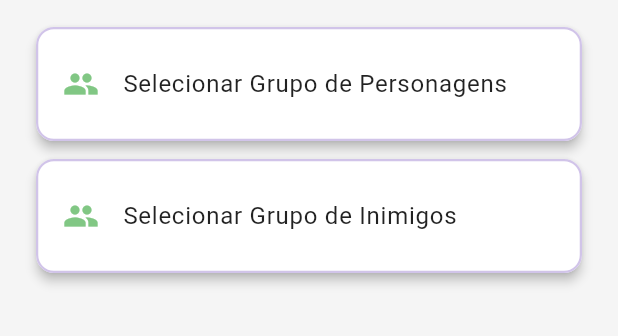
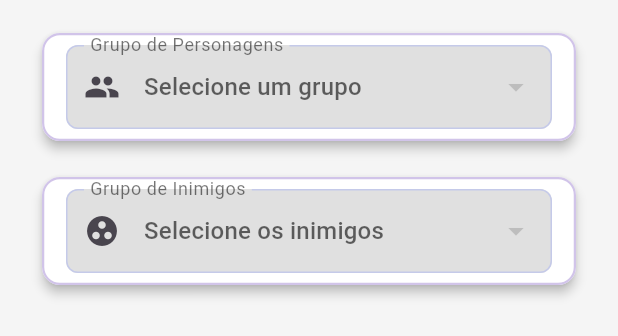
Before and after one commit to vaniacourses/trabalho-pratico-time-rpg, a Flutter app: the BatalhaTabPage widget shown alone on an empty page, opened directly, on a phone screen of 412 x 824 dp. Shown: the top 336 px of the screen. Run offline on Flutter 3.47's test engine with Material 3 defaults, Android fonts, the phone set to English and light mode, and no system bars; our stand-ins replace sqflite, sqflite_common_ffi; accounts and stored records are empty.

Commit message:
acesso ao banco de dados na tela de batalha

```diff
--- a/lib/main.dart
+++ b/lib/main.dart
@@ -43,6 +43,7 @@
 import 'package:trabalho_rpg/presentation/providers/personagens_view_model.dart';
 import 'package:trabalho_rpg/presentation/providers/racas_view_model.dart';
 import 'package:uuid/uuid.dart';
+import 'package:trabalho_rpg/presentation/pages/batalha_tab_page.dart';
 
 void main() async {
   sqfliteFfiInit();
@@ -491,36 +492,26 @@
 
 
 
-class BatalhaTabPage extends StatelessWidget {
-  const BatalhaTabPage({super.key});
-
+// Essas são páginas de exemplo que você pode ter em seu projeto.
+// Elas não são mais chamadas diretamente pelos botões.
+class GerenciarRacasPage extends StatelessWidget {
+  const GerenciarRacasPage({super.key});
   @override
   Widget build(BuildContext context) {
-    return ListView(
-      padding: const EdgeInsets.all(12.0),
-      children: [
-        Card(
-          child: ListTile(
-            leading: const Icon(Icons.group),
-            title: const Text('Selecionar Grupo de Personagens'),
-            onTap: () => Navigator.push(
-              context,
-              MaterialPageRoute(builder: (_) => const GerenciarRacasPage()),
-            ),
-          ),
-        ),
-        Card(
-          child: ListTile(
-            leading: const Icon(Icons.group),
-            title: const Text('Selecionar Grupo de Inimigos'),
-            onTap: () => Navigator.push(
-              context,
-              MaterialPageRoute(builder: (_) => const GerenciarClassesPage()),
-            ),
-          ),
-        ),
-
-      ],
+    return Scaffold(
+      appBar: AppBar(title: const Text('Gerenciar Raças')),
+      body: const Center(child: Text('Página de Gerenciar Raças')),
     );
   }
 }
+
+class GerenciarClassesPage extends StatelessWidget {
+  const GerenciarClassesPage({super.key});
+  @override
+  Widget build(BuildContext context) {
+    return Scaffold(
+      appBar: AppBar(title: const Text('Gerenciar Classes')),
+      body: const Center(child: Text('Página de Gerenciar Classes')),
+    );
+  }
+}
--- /dev/null
+++ b/lib/presentation/pages/batalha_tab_page.dart
@@ -0,0 +1,118 @@
+import 'package:flutter/material.dart';
+import 'package:provider/provider.dart';
+import 'package:trabalho_rpg/presentation/providers/grupos_view_model.dart';
+
+class BatalhaTabPage extends StatefulWidget {
+  const BatalhaTabPage({super.key});
+
+  @override
+  State<BatalhaTabPage> createState() => _BatalhaTabPageState();
+}
+
+class _BatalhaTabPageState extends State<BatalhaTabPage> {
+  // Variáveis para armazenar os valores selecionados nos dropdowns
+  String? _selectedCharacterGroup;
+  String? _selectedEnemyGroup;
+
+  @override
+  void initState() {
+    super.initState();
+    // Inicia a busca pelos grupos assim que a tela é construída
+    WidgetsBinding.instance.addPostFrameCallback((_) {
+      Provider.of<GruposViewModel>(context, listen: false).fetchTodosOsGrupos();
+    });
+  }
+
+  @override
+  Widget build(BuildContext context) {
+    // Usa um Consumer para ouvir as mudanças no GruposViewModel
+    return Consumer<GruposViewModel>(
+      builder: (context, viewModel, child) {
+        // Exibe um indicador de progresso enquanto os dados estão sendo carregados
+        if (viewModel.isLoading) {
+          return const Center(child: CircularProgressIndicator());
+        }
+
+        // Exibe uma mensagem de erro se a busca falhar
+        if (viewModel.error != null) {
+          return Center(child: Text('Erro ao carregar os grupos: ${viewModel.error}'));
+        }
+
+        // Transforma a lista de objetos Grupo em uma lista de Strings (nomes)
+        final characterGroups = viewModel.gruposDePersonagens.map((g) => g.nome).toList();
+        final enemyGroups = viewModel.gruposDeInimigos.map((g) => g.nome).toList();
+
+        // Garante que o valor selecionado ainda exista na lista após o carregamento
+        // Isso evita erros se um grupo selecionado for deletado
+        if (_selectedCharacterGroup != null && !characterGroups.contains(_selectedCharacterGroup)) {
+          _selectedCharacterGroup = null;
+        }
+        if (_selectedEnemyGroup != null && !enemyGroups.contains(_selectedEnemyGroup)) {
+          _selectedEnemyGroup = null;
+        }
+
+        return ListView(
+          padding: const EdgeInsets.all(16.0),
+          children: [
+            // Dropdown para selecionar o grupo de personagens
+            Card(
+              child: Padding(
+                padding: const EdgeInsets.symmetric(horizontal: 16.0, vertical: 8.0),
+                child: DropdownButtonFormField<String>(
+                  decoration: const InputDecoration(
+                    labelText: 'Grupo de Personagens',
+                    prefixIcon: Icon(Icons.group),
+                    border: InputBorder.none,
+                  ),
+                  value: _selectedCharacterGroup,
+                  hint: const Text('Selecione um grupo'),
+                  // Popula o dropdown com a lista de nomes dos grupos de personagens
+                  items: characterGroups.map((String group) {
+                    return DropdownMenuItem<String>(
+                      value: group,
+                      child: Text(group),
+                    );
+                  }).toList(),
+                  onChanged: (String? newValue) {
+                    setState(() {
+                      _selectedCharacterGroup = newValue;
+                    });
+                  },
+                ),
+              ),
+            ),
+            const SizedBox(height: 12),
+
+            // Dropdown para selecionar o grupo de inimigos
+            Card(
+              child: Padding(
+                padding: const EdgeInsets.symmetric(horizontal: 16.0, vertical: 8.0),
+                child: DropdownButtonFormField<String>(
+                  decoration: const InputDecoration(
+                    labelText: 'Grupo de Inimigos',
+                    prefixIcon: Icon(Icons.group_work),
+                    border: InputBorder.none,
+                  ),
+                  value: _selectedEnemyGroup,
+                  hint: const Text('Selecione os inimigos'),
+                  // Popula o dropdown com a lista de nomes dos grupos de inimigos
+                  items: enemyGroups.map((String group) {
+                    return DropdownMenuItem<String>(
+                      value: group,
+                      child: Text(group),
+                    );
+                  }).toList(),
+                  onChanged: (String? newValue) {
+                    setState(() {
+                      _selectedEnemyGroup = newValue;
+                    });
+                  },
+                ),
+              ),
+            ),
+          ],
+        );
+      },
+    );
+  }
+}
```
